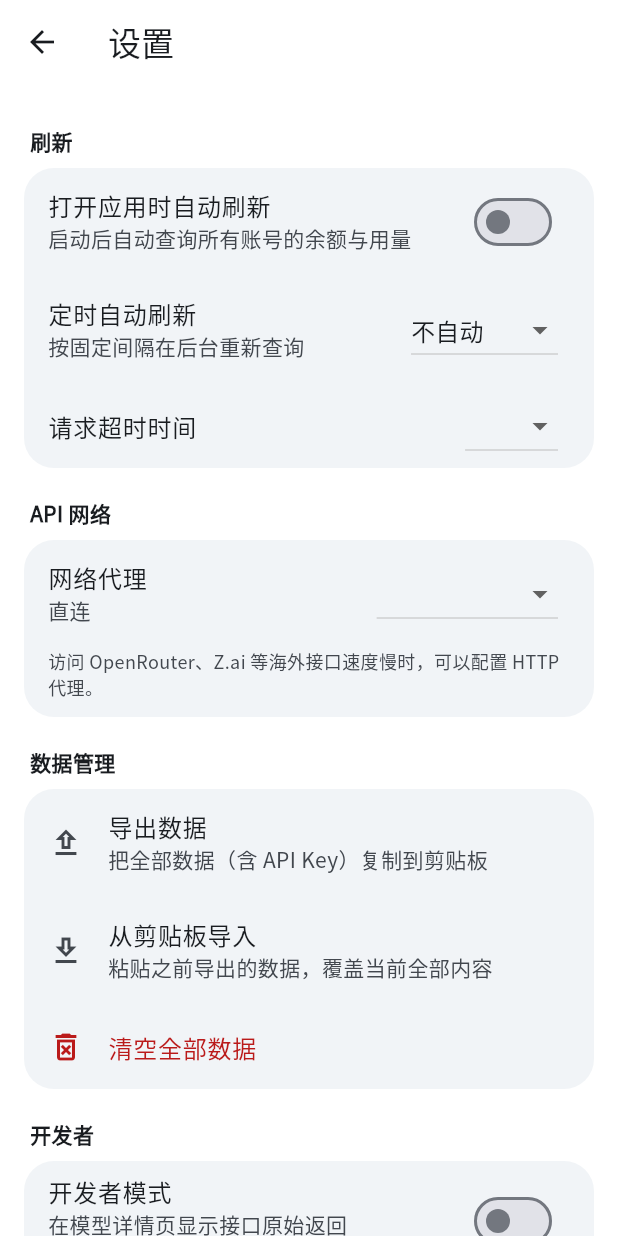
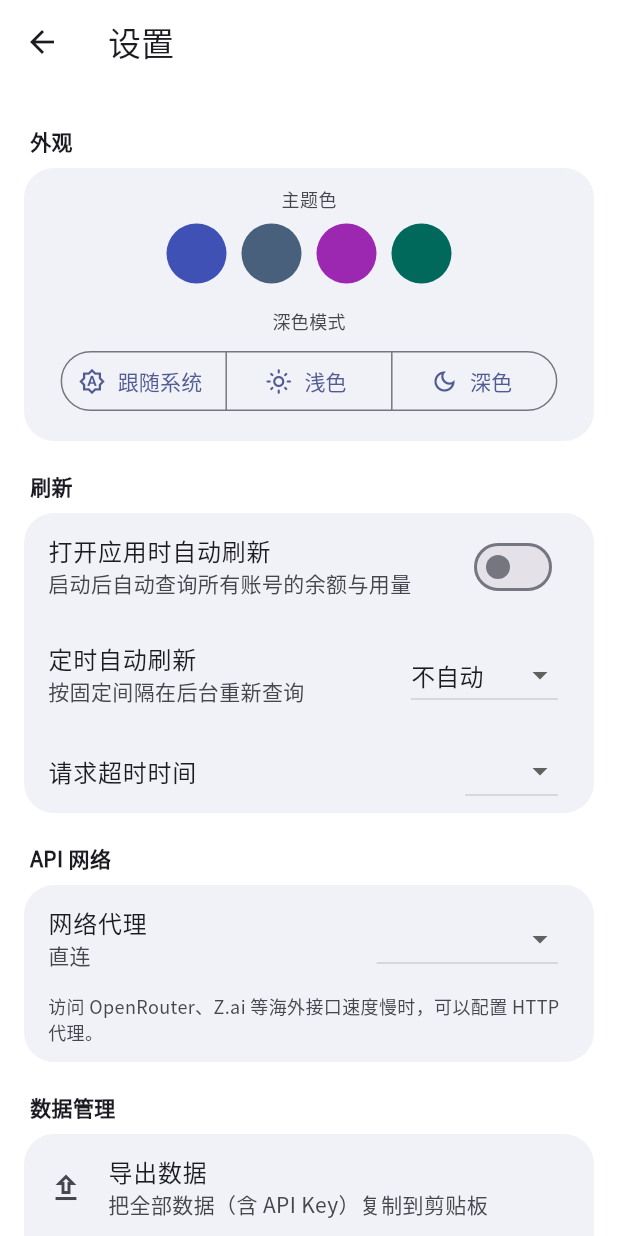
Before and after one commit to ashenmajo/TokenMeow, a Flutter app: the SettingsPage screen opened directly with empty values, on a phone screen of 412 x 824 dp. Run offline on Flutter 3.47's test engine with Material 3 defaults, Android fonts, the phone set to English and light mode, and no system bars.

Commit message:
完善文档说明，优化使用体验

```diff
--- a/lib/home_page.dart
+++ b/lib/home_page.dart
@@ -362,7 +362,6 @@ class _HomePageState extends State<HomePage> {
         padding: const EdgeInsets.all(24),
         child: Column(
           children: [
-
             const SizedBox(height: 20),
             Text('还没有添加账号', style: Theme.of(context).textTheme.headlineSmall),
             const SizedBox(height: 8),
@@ -430,6 +429,9 @@ class _HomePageState extends State<HomePage> {
                                 ),
                               ),
                             ),
+                          SizedBox(
+                            height: MediaQuery.of(context).size.height * 0.3,
+                          ),
                         ],
                       ),
                     ),
--- a/lib/models.dart
+++ b/lib/models.dart
@@ -122,8 +122,8 @@ class ModelAccount {
     account.usageMonthTokens = (json['usageMonthTokens'] as num?)?.toDouble();
     account.usageMonthCost = (json['usageMonthCost'] as num?)?.toDouble();
     account.usageMonthLabel = json['usageMonthLabel'] as String?;
-    account.usageMonthCacheHitRate =
-        (json['usageMonthCacheHitRate'] as num?)?.toDouble();
+    account.usageMonthCacheHitRate = (json['usageMonthCacheHitRate'] as num?)
+        ?.toDouble();
     final historyList = json['history'];
     if (historyList is List) {
       for (final item in historyList) {
@@ -168,12 +168,14 @@ class ModelAccount {
 
   /// 追加一条历史记录，最多保留 300 条，防止文件越来越大
   void appendHistory() {
-    history.add(HistoryPoint(
-      time: DateTime.now(),
-      remaining: remaining,
-      used: used,
-      total: total,
-    ));
+    history.add(
+      HistoryPoint(
+        time: DateTime.now(),
+        remaining: remaining,
+        used: used,
+        total: total,
+      ),
+    );
     if (history.length > 300) {
       history.removeRange(0, history.length - 300);
     }
@@ -265,7 +267,15 @@ class ModelAccount {
 }
 
 /// 账号的余额状态
-enum AccountStatus { normal, low, exhausted, expired, keyValid, keyInvalid, error }
+enum AccountStatus {
+  normal,
+  low,
+  exhausted,
+  expired,
+  keyValid,
+  keyInvalid,
+  error,
+}
 
 /// 一条历史查询记录，画趋势图用
 class HistoryPoint {
@@ -274,12 +284,7 @@ class HistoryPoint {
   double? used;
   double? total;
 
-  HistoryPoint({
-    required this.time,
-    this.remaining,
-    this.used,
-    this.total,
-  });
+  HistoryPoint({required this.time, this.remaining, this.used, this.total});
 
   Map<String, dynamic> toJson() {
     return {
@@ -351,11 +356,13 @@ const List<ProviderPreset> providerPresets = [
     mark: 'DS',
     shortLabel: 'DeepSeek',
     balanceUrl: 'https://api.deepseek.com/user/balance',
-    hint: '官方文档接口。返回总额/赠送/充值余额，没有“已用”，因此不显示进度条。'
+    hint:
+        '官方文档接口。返回总额/赠送/充值余额，没有“已用”，因此不显示进度条。'
         '支持用量查询：在详情页填入网页 Token 即可。',
     pathRemaining: 'balance_infos.0.total_balance',
     pathCurrency: 'balance_infos.0.currency',
-    pathDetails: '赠送额度=balance_infos.0.granted_balance\n'
+    pathDetails:
+        '赠送额度=balance_infos.0.granted_balance\n'
         '充值余额=balance_infos.0.topped_up_balance',
     usageAmountUrl:
         'https://platform.deepseek.com/api/v0/usage/amount?month={month}&year={year}',
@@ -430,7 +437,8 @@ const List<ProviderPreset> providerPresets = [
     brandColor: Color(0xFF6B7280),
     mark: '自',
     balanceUrl: '',
-    hint: '填写完整的余额接口地址，以及从返回 JSON 取值的路径，例如 data.balance。'
+    hint:
+        '填写完整的余额接口地址，以及从返回 JSON 取值的路径，例如 data.balance。'
         '路径可以填多个候选，用英文逗号分隔。',
   ),
 ];
@@ -555,7 +563,7 @@ class AppSettings {
       proxyModeName: 'none',
       proxyAddress: '',
       developerMode: false,
-      seedColorName: 'slate', // 默认 Shizuku 风格石板蓝
+      seedColorName: 'indigo', // 设置默认主题
       themeModeName: 'system',
     );
   }
@@ -605,16 +613,15 @@ class AppSettings {
   factory AppSettings.fromJson(Map<String, dynamic> json) {
     final defaults = AppSettings.defaults();
     return AppSettings(
-      autoRefreshOnStart: json['autoRefreshOnStart'] as bool? ?? defaults.autoRefreshOnStart,
-      autoRefreshMinutes: json['autoRefreshMinutes'] as int? ?? defaults.autoRefreshMinutes,
+      autoRefreshOnStart:
+          json['autoRefreshOnStart'] as bool? ?? defaults.autoRefreshOnStart,
+      autoRefreshMinutes:
+          json['autoRefreshMinutes'] as int? ?? defaults.autoRefreshMinutes,
       timeoutSeconds: json['timeoutSeconds'] as int? ?? defaults.timeoutSeconds,
       proxyModeName: json['proxyModeName'] as String? ?? defaults.proxyModeName,
       proxyAddress: json['proxyAddress'] as String? ?? defaults.proxyAddress,
       developerMode: json['developerMode'] as bool? ?? defaults.developerMode,
-      seedColorName: const {'indigo': 'slate', 'purple': 'slate', 'pink': 'slate'}[
-              json['seedColorName'] as String?] ??
-          json['seedColorName'] as String? ??
-          defaults.seedColorName,
+      seedColorName: json['seedColorName'] as String? ?? defaults.seedColorName,
       themeModeName: json['themeModeName'] as String? ?? defaults.themeModeName,
     );
   }
@@ -641,9 +648,9 @@ class AppData {
 
 /// 可选的主题色，第一项 Indigo 是默认色
 const Map<String, Color> seedColors = {
-  'slate': Color(0xFF48607C), // Shizuku 风格的石板蓝（默认）
   'indigo': Color(0xFF3F51B5),
-  'blue': Color(0xFF1565C0),
+  'slate': Color(0xFF48607C),
+  'Purple': Color(0xFF9C27B0),
   'teal': Color(0xFF00695C),
 };
 
--- a/lib/pages/settings_page.dart
+++ b/lib/pages/settings_page.dart
@@ -50,12 +50,63 @@ class _SettingsPageState extends State<SettingsPage> {
     final scheme = Theme.of(context).colorScheme;
 
     return Scaffold(
-      appBar: AppBar(
-        title: const Text('设置'),
-      ),
+      appBar: AppBar(title: const Text('设置')),
       body: ListView(
         padding: const EdgeInsets.fromLTRB(16, 8, 16, 32),
         children: [
+          // ─────────── 外观 ───────────
+          sectionTitle('外观'),
+          sectionCard([
+            Padding(
+              padding: const EdgeInsets.fromLTRB(16, 12, 16, 4),
+              child: Text(
+                '主题色',
+                style: TextStyle(fontSize: 12, color: scheme.onSurfaceVariant),
+              ),
+            ),
+            Padding(
+              padding: const EdgeInsets.fromLTRB(16, 4, 16, 12),
+              child: Wrap(
+                spacing: 10,
+                children: [
+                  for (final entry in seedColors.entries)
+                    colorDot(entry.key, entry.value),
+                ],
+              ),
+            ),
+            Padding(
+              padding: const EdgeInsets.fromLTRB(16, 4, 16, 4),
+              child: Text(
+                '深色模式',
+                style: TextStyle(fontSize: 12, color: scheme.onSurfaceVariant),
+              ),
+            ),
+            Padding(
+              padding: const EdgeInsets.fromLTRB(16, 4, 16, 16),
+              child: SegmentedButton<String>(
+                segments: const [
+                  ButtonSegment(
+                    value: 'system',
+                    label: Text('跟随系统'),
+                    icon: Icon(Icons.brightness_auto_outlined),
+                  ),
+                  ButtonSegment(
+                    value: 'light',
+                    label: Text('浅色'),
+                    icon: Icon(Icons.light_mode_outlined),
+                  ),
+                  ButtonSegment(
+                    value: 'dark',
+                    label: Text('深色'),
+                    icon: Icon(Icons.dark_mode_outlined),
+                  ),
+                ],
+                selected: {current.themeModeName},
+                onSelectionChanged: (selection) =>
+                    apply(current.copyWith(themeModeName: selection.first)),
+              ),
+            ),
+          ]),
           // ─────────── 刷新 ───────────
           sectionTitle('刷新'),
           sectionCard([
@@ -170,8 +221,7 @@ class _SettingsPageState extends State<SettingsPage> {
             ),
             ListTile(
               leading: Icon(Icons.delete_forever_outlined, color: scheme.error),
-              title: Text('清空全部数据',
-                  style: TextStyle(color: scheme.error)),
+              title: Text('清空全部数据', style: TextStyle(color: scheme.error)),
               onTap: confirmClearAll,
             ),
           ]),
@@ -183,56 +233,8 @@ class _SettingsPageState extends State<SettingsPage> {
               title: const Text('开发者模式'),
               subtitle: const Text('在模型详情页显示接口原始返回（JSON）'),
               value: current.developerMode,
-              onChanged: (value) => apply(current.copyWith(developerMode: value)),
-            ),
-          ]),
-
-          // ─────────── 外观 ───────────
-          sectionTitle('外观'),
-          sectionCard([
-            Padding(
-              padding: const EdgeInsets.fromLTRB(16, 12, 16, 4),
-              child: Text('主题色',
-                  style: TextStyle(
-                      fontSize: 12, color: scheme.onSurfaceVariant)),
-            ),
-            Padding(
-              padding: const EdgeInsets.fromLTRB(16, 4, 16, 12),
-              child: Wrap(
-                spacing: 10,
-                children: [
-                  for (final entry in seedColors.entries)
-                    colorDot(entry.key, entry.value),
-                ],
-              ),
-            ),
-            Padding(
-              padding: const EdgeInsets.fromLTRB(16, 4, 16, 4),
-              child: Text('深色模式',
-                  style: TextStyle(
-                      fontSize: 12, color: scheme.onSurfaceVariant)),
-            ),
-            Padding(
-              padding: const EdgeInsets.fromLTRB(16, 4, 16, 16),
-              child: SegmentedButton<String>(
-                segments: const [
-                  ButtonSegment(
-                      value: 'system',
-                      label: Text('跟随系统'),
-                      icon: Icon(Icons.brightness_auto_outlined)),
-                  ButtonSegment(
-                      value: 'light',
-                      label: Text('浅色'),
-                      icon: Icon(Icons.light_mode_outlined)),
-                  ButtonSegment(
-                      value: 'dark',
-                      label: Text('深色'),
-                      icon: Icon(Icons.dark_mode_outlined)),
-                ],
-                selected: {current.themeModeName},
-                onSelectionChanged: (selection) =>
-                    apply(current.copyWith(themeModeName: selection.first)),
-              ),
+              onChanged: (value) =>
+                  apply(current.copyWith(developerMode: value)),
             ),
           ]),
 
@@ -256,8 +258,10 @@ class _SettingsPageState extends State<SettingsPage> {
   Widget sectionTitle(String text) {
     return Padding(
       padding: const EdgeInsets.fromLTRB(4, 20, 4, 8),
-      child: Text(text,
-          style: const TextStyle(fontSize: 14, fontWeight: FontWeight.bold)),
+      child: Text(
+        text,
+        style: const TextStyle(fontSize: 14, fontWeight: FontWeight.bold),
+      ),
     );
   }
 
--- a/lib/widgets/model_card.dart
+++ b/lib/widgets/model_card.dart
@@ -62,7 +62,7 @@ class ModelCard extends StatelessWidget {
                         Text(
                           account.maskedKey.isEmpty
                               ? preset.label
-                              : '${preset.label} · ${account.maskedKey}',
+                              : 'Key  ${account.maskedKey}',
                           maxLines: 1,
                           overflow: TextOverflow.ellipsis,
                           style: TextStyle(
--- a/pubspec.yaml
+++ b/pubspec.yaml
@@ -30,6 +30,7 @@ environment:
 dependencies:
   flutter:
     sdk: flutter
+  url_launcher: ^6.2.5
 
   # The following adds the Cupertino Icons font to your application.
   # Use with the CupertinoIcons class for iOS style icons.
```
Also changed, not shown: lib/pages/model_detail_page.dart (+13 -16 lines), lib/widgets/about_dialog.dart (+32 -3 lines), lib/widgets/add_model_dialog.dart (+82 -55 lines), pubspec.lock, 3 other files.
